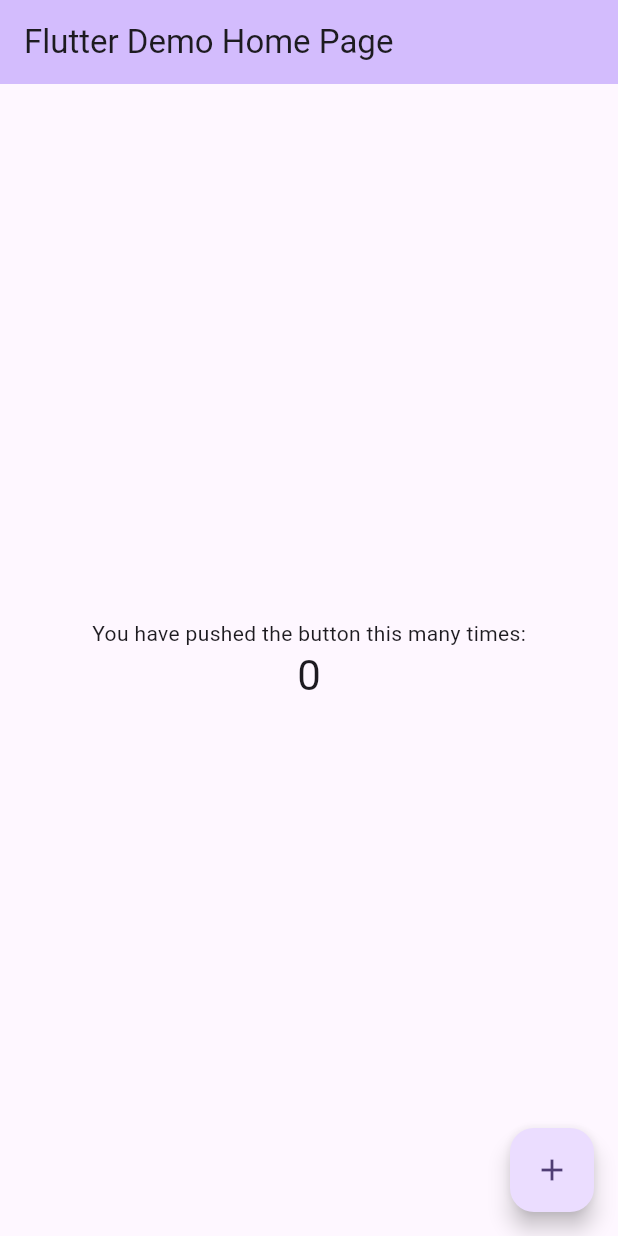
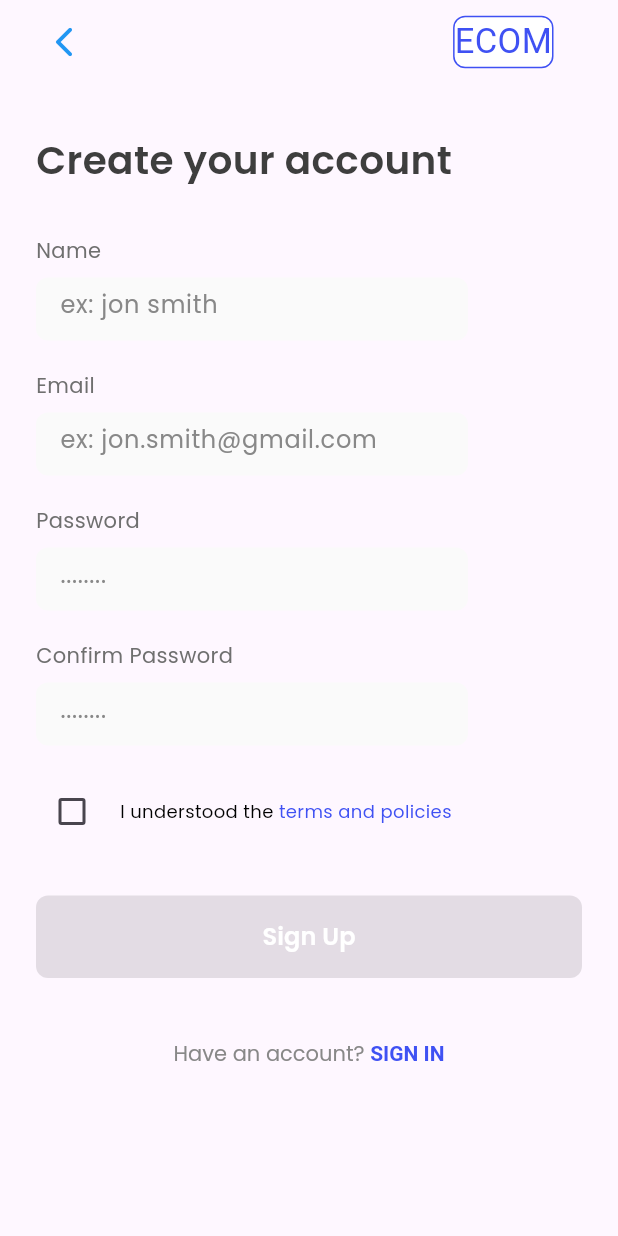
Before and after one commit to EYOB123695/Digital-Bus, a Flutter app: the screen it shows after launch, on a phone screen of 412 x 824 dp. Run offline on Flutter 3.47's test engine with Material 3 defaults, Android fonts, the phone set to English and light mode, and no system bars; our stand-ins replace google_fonts.

Commit message:
signupdone

```diff
--- /dev/null
+++ b/lib/Features/auth/presentation/pages/signup.dart
@@ -0,0 +1,314 @@
+import 'package:flutter/gestures.dart';
+import 'package:flutter/material.dart';
+import 'package:google_fonts/google_fonts.dart';
+
+class SignUpScreen extends StatefulWidget {
+  const SignUpScreen({Key? key}) : super(key: key);
+
+  @override
+  _SignUpScreenState createState() => _SignUpScreenState();
+}
+
+class _SignUpScreenState extends State<SignUpScreen> {
+  final _formKey = GlobalKey<FormState>();
+  String _name = '';
+  String _email = '';
+  String _password = '';
+  String _confirmPassword = '';
+  bool _termsAccepted = false;
+
+  @override
+  Widget build(BuildContext context) {
+    return Scaffold(
+      appBar: AppBar(
+        leading: Padding(
+          padding: const EdgeInsets.only(left: 23),
+          child: IconButton(
+            icon: const Icon(Icons.arrow_back_ios_rounded, color: Colors.blue),
+            onPressed: () {
+              Navigator.of(context).pushNamed('/Signin');
+            },
+          ),
+        ),
+        actions: <Widget>[
+          Padding(
+            padding: const EdgeInsets.only(right: 43),
+            child: Container(
+              decoration: BoxDecoration(
+                border: Border.all(color: const Color(0xFF3F51F3)),
+                borderRadius: BorderRadius.circular(8),
+                color: Colors.white,
+              ),
+              child: Text(
+                "ECOM",
+                style: GoogleFonts.caveatBrush(
+                  fontSize: 23,
+                  fontWeight: FontWeight.w400,
+                  color: const Color(0xFF3F51F3),
+                ),
+              ),
+            ),
+          ),
+        ],
+      ),
+      body: SingleChildScrollView(
+        padding: const EdgeInsets.symmetric(horizontal: 24, vertical: 32),
+        child: Form(
+          key: _formKey,
+          child: Column(
+            crossAxisAlignment: CrossAxisAlignment.start,
+            children: [
+              Text(
+                "Create your account",
+                style: GoogleFonts.poppins(
+                  fontSize: 26,
+                  fontWeight: FontWeight.w600,
+                  color: const Color(0xFF3E3E3E),
+                ),
+              ),
+              const SizedBox(height: 32),
+              // Name
+              Text(
+                "Name",
+                style: GoogleFonts.poppins(
+                  fontSize: 14,
+                  fontWeight: FontWeight.w400,
+                  color: const Color(0xFF6F6F6F),
+                ),
+              ),
+              const SizedBox(height: 8),
+              SizedBox(
+                height: 42,
+                width: 288,
+                child: TextFormField(
+                  decoration: InputDecoration(
+                    hintText: 'ex: jon smith',
+                    hintStyle: GoogleFonts.poppins(
+                        fontWeight: FontWeight.w400,
+                        color: const Color(0XFF888888)),
+                    border: OutlineInputBorder(
+                      borderRadius: BorderRadius.circular(8),
+                      borderSide: BorderSide.none,
+                    ),
+                    filled: true,
+                    fillColor: const Color(0xFFFAFAFA),
+                  ),
+                  onChanged: (value) => _name = value,
+                  validator: (value) =>
+                      value!.isEmpty ? 'Enter your name' : null,
+                ),
+              ),
+              const SizedBox(height: 20),
+              // Email
+              Text(
+                "Email",
+                style: GoogleFonts.poppins(
+                  fontSize: 14,
+                  fontWeight: FontWeight.w400,
+                  color: const Color(0xFF6F6F6F),
+                ),
+              ),
+              const SizedBox(height: 8),
+              SizedBox(
+                width: 288,
+                height: 42,
+                child: TextFormField(
+                  decoration: InputDecoration(
+                    hintText: 'ex: jon.smith@gmail.com',
+                    hintStyle: GoogleFonts.poppins(
+                        fontWeight: FontWeight.w400,
+                        color: const Color(0XFF888888)),
+                    border: OutlineInputBorder(
+                      borderRadius: BorderRadius.circular(8),
+                      borderSide: BorderSide.none,
+                    ),
+                    filled: true,
+                    fillColor: const Color(0xFFFAFAFA),
+                  ),
+                  onChanged: (value) => _email = value,
+                  validator: (value) =>
+                      value!.isEmpty ? 'Enter your email' : null,
+                ),
+              ),
+              const SizedBox(height: 20),
+              // Password
+              Text(
+                'Password',
+                style: GoogleFonts.poppins(
+                  fontSize: 14,
+                  fontWeight: FontWeight.w400,
+                  color: const Color(0xFF6F6F6F),
+                ),
+              ),
+              const SizedBox(height: 8),
+              SizedBox(
+                width: 288,
+                height: 42,
+                child: TextFormField(
+                  obscureText: true,
+                  decoration: InputDecoration(
+                    hintText: '........',
+                    hintStyle: GoogleFonts.poppins(
+                        fontWeight: FontWeight.w400,
+                        color: const Color(0XFF888888)),
+                    border: OutlineInputBorder(
+                      borderRadius: BorderRadius.circular(8),
+                      borderSide: BorderSide.none,
+                    ),
+                    filled: true,
+                    fillColor: const Color(0xFFFAFAFA),
+                  ),
+                  onChanged: (value) => _password = value,
+                  validator: (value) =>
+                      value!.isEmpty ? 'Enter your password' : null,
+                ),
+              ),
+              const SizedBox(height: 20),
+              // Confirm Password
+              Text(
+                'Confirm Password',
+                style: GoogleFonts.poppins(
+                  fontSize: 14,
+                  fontWeight: FontWeight.w400,
+                  color: const Color(0xFF6F6F6F),
+                ),
+              ),
+              const SizedBox(height: 8),
+              SizedBox(
+                width: 288,
+                height: 42,
+                child: TextFormField(
+                  obscureText: true,
+                  decoration: InputDecoration(
+                    hintText: '........',
+                    hintStyle: GoogleFonts.poppins(
+                        fontWeight: FontWeight.w400,
+                        color: const Color(0XFF888888)),
+                    border: OutlineInputBorder(
+                      borderRadius: BorderRadius.circular(8),
+                      borderSide: BorderSide.none,
+                    ),
+                    filled: true,
+                    fillColor: const Color(0xFFFAFAFA),
+                  ),
+                  onChanged: (value) => _confirmPassword = value,
+                  validator: (value) {
+                    if (value!.isEmpty) {
+                      return 'Confirm your password';
+                    }
+                    if (value != _password) {
+                      return 'Passwords do not match';
+                    }
+                    return null;
+                  },
+                ),
+              ),
+              const SizedBox(height: 20),
+              // Terms Checkbox
+              Row(
+                children: [
+                  Checkbox(
+                    value: _termsAccepted,
+                    onChanged: (bool? value) {
+                      setState(() {
+                        _termsAccepted = value ?? false;
+                      });
+                    },
+                  ),
+                  const SizedBox(width: 8),
+                  Flexible(
+                    child: Text.rich(
+                      TextSpan(
+                        text: 'I understood the ',
+                        style: GoogleFonts.poppins(
+                          fontSize: 12,
+                          fontWeight: FontWeight.w400,
+                          color: const Color(0xFF000000),
+                        ),
+                        children: [
+                          TextSpan(
+                            text: 'terms and policies',
+                            style: GoogleFonts.poppins(
+                              fontSize: 12,
+                              fontWeight: FontWeight.w400,
+                              color: const Color(0xFF3F51F3),
+                            ),
+                          ),
+                        ],
+                      ),
+                    ),
+                  ),
+                ],
+              ),
+              const SizedBox(height: 32),
+              // Sign Up Button
+              SizedBox(
+                width: double.infinity,
+                child: ElevatedButton(
+                  onPressed: _termsAccepted
+                      ? () {
+                          if (_formKey.currentState!.validate()) {
+                            // Handle signup logic here
+                            ScaffoldMessenger.of(context).showSnackBar(
+                              const SnackBar(
+                                content: Text("Signup logic goes here"),
+                              ),
+                            );
+                          }
+                        }
+                      : null,
+                  style: ElevatedButton.styleFrom(
+                    shape: RoundedRectangleBorder(
+                      borderRadius: BorderRadius.circular(8),
+                    ),
+                    backgroundColor: const Color(0xFF3F51F3),
+                    padding: const EdgeInsets.symmetric(vertical: 16.0),
+                  ),
+                  child: Text(
+                    'Sign Up',
+                    style: GoogleFonts.poppins(
+                      fontSize: 16,
+                      fontWeight: FontWeight.w600,
+                      color: Colors.white,
+                    ),
+                  ),
+                ),
+              ),
+              const SizedBox(height: 40),
+              // Navigate to Sign In
+              Align(
+                alignment: Alignment.center,
+                child: RichText(
+                  text: TextSpan(
+                    style: GoogleFonts.poppins(
+                      fontSize: 14,
+                      fontWeight: FontWeight.w600,
+                      color: Colors.black,
+                    ),
+                    children: <TextSpan>[
+                      TextSpan(
+                        text: "Have an account? ",
+                        style: GoogleFonts.poppins(
+                          fontWeight: FontWeight.w400,
+                          color: const Color(0XFF888888),
+                        ),
+                      ),
+                      TextSpan(
+                        text: "SIGN IN",
+                        style: const TextStyle(color: Color(0XFF3F51F3)),
+                        recognizer: TapGestureRecognizer()
+                          ..onTap = () {
+                            Navigator.of(context).pushNamed("/signin");
+                          },
+                      ),
+                    ],
+                  ),
+                ),
+              )
+            ],
+          ),
+        ),
+      ),
+    );
+  }
+}
--- a/lib/main.dart
+++ b/lib/main.dart
@@ -1,4 +1,6 @@
+import 'package:digitalbus/Features/auth/presentation/pages/signup.dart';
 import 'package:flutter/material.dart';
+ // Make sure you created this file
 
 void main() {
   runApp(const MyApp());
@@ -7,119 +9,16 @@
 class MyApp extends StatelessWidget {
   const MyApp({super.key});
 
-  // This widget is the root of your application.
   @override
   Widget build(BuildContext context) {
     return MaterialApp(
-      title: 'Flutter Demo',
+      debugShowCheckedModeBanner: false,
+      title: 'Signup App',
       theme: ThemeData(
-        // This is the theme of your application.
-        //
-        // TRY THIS: Try running your application with "flutter run". You'll see
-        // the application has a purple toolbar. Then, without quitting the app,
-        // try changing the seedColor in the colorScheme below to Colors.green
-        // and then invoke "hot reload" (save your changes or press the "hot
-        // reload" button in a Flutter-supported IDE, or press "r" if you used
-        // the command line to start the app).
-        //
-        // Notice that the counter didn't reset back to zero; the application
-        // state is not lost during the reload. To reset the state, use hot
-        // restart instead.
-        //
-        // This works for code too, not just values: Most code changes can be
-        // tested with just a hot reload.
         colorScheme: ColorScheme.fromSeed(seedColor: Colors.deepPurple),
         useMaterial3: true,
       ),
-      home: const MyHomePage(title: 'Flutter Demo Home Page'),
+      home: const SignUpScreen(), // <- This is now the main screen
     );
   }
 }
-
-class MyHomePage extends StatefulWidget {
-  const MyHomePage({super.key, required this.title});
-
-  // This widget is the home page of your application. It is stateful, meaning
-  // that it has a State object (defined below) that contains fields that affect
-  // how it looks.
-
-  // This class is the configuration for the state. It holds the values (in this
-  // case the title) provided by the parent (in this case the App widget) and
-  // used by the build method of the State. Fields in a Widget subclass are
-  // always marked "final".
-
-  final String title;
-
-  @override
-  State<MyHomePage> createState() => _MyHomePageState();
-}
-
-class _MyHomePageState extends State<MyHomePage> {
-  int _counter = 0;
-
-  void _incrementCounter() {
-    setState(() {
-      // This call to setState tells the Flutter framework that something has
-      // changed in this State, which causes it to rerun the build method below
-      // so that the display can reflect the updated values. If we changed
-      // _counter without calling setState(), then the build method would not be
-      // called again, and so nothing would appear to happen.
-      _counter++;
-    });
-  }
-
-  @override
-  Widget build(BuildContext context) {
-    // This method is rerun every time setState is called, for instance as done
-    // by the _incrementCounter method above.
-    //
-    // The Flutter framework has been optimized to make rerunning build methods
-    // fast, so that you can just rebuild anything that needs updating rather
-    // than having to individually change instances of widgets.
-    return Scaffold(
-      appBar: AppBar(
-        // TRY THIS: Try changing the color here to a specific color (to
-        // Colors.amber, perhaps?) and trigger a hot reload to see the AppBar
-        // change color while the other colors stay the same.
-        backgroundColor: Theme.of(context).colorScheme.inversePrimary,
-        // Here we take the value from the MyHomePage object that was created by
-        // the App.build method, and use it to set our appbar title.
-        title: Text(widget.title),
-      ),
-      body: Center(
-        // Center is a layout widget. It takes a single child and positions it
-        // in the middle of the parent.
-        child: Column(
-          // Column is also a layout widget. It takes a list of children and
-          // arranges them vertically. By default, it sizes itself to fit its
-          // children horizontally, and tries to be as tall as its parent.
-          //
-          // Column has various properties to control how it sizes itself and
-          // how it positions its children. Here we use mainAxisAlignment to
-          // center the children vertically; the main axis here is the vertical
-          // axis because Columns are vertical (the cross axis would be
-          // horizontal).
-          //
-          // TRY THIS: Invoke "debug painting" (choose the "Toggle Debug Paint"
-          // action in the IDE, or press "p" in the console), to see the
-          // wireframe for each widget.
-          mainAxisAlignment: MainAxisAlignment.center,
-          children: <Widget>[
-            const Text(
-              'You have pushed the button this many times:',
-            ),
-            Text(
-              '$_counter',
-              style: Theme.of(context).textTheme.headlineMedium,
-            ),
-          ],
-        ),
-      ),
-      floatingActionButton: FloatingActionButton(
-        onPressed: _incrementCounter,
-        tooltip: 'Increment',
-        child: const Icon(Icons.add),
-      ), // This trailing comma makes auto-formatting nicer for build methods.
-    );
-  }
-}
--- a/pubspec.yaml
+++ b/pubspec.yaml
@@ -30,6 +30,7 @@ environment:
 dependencies:
   flutter:
     sdk: flutter
+  google_fonts: ^6.3.0
 
 
   # The following adds the Cupertino Icons font to your application.
```
Also changed, not shown: pubspec.lock, 1 other file.
